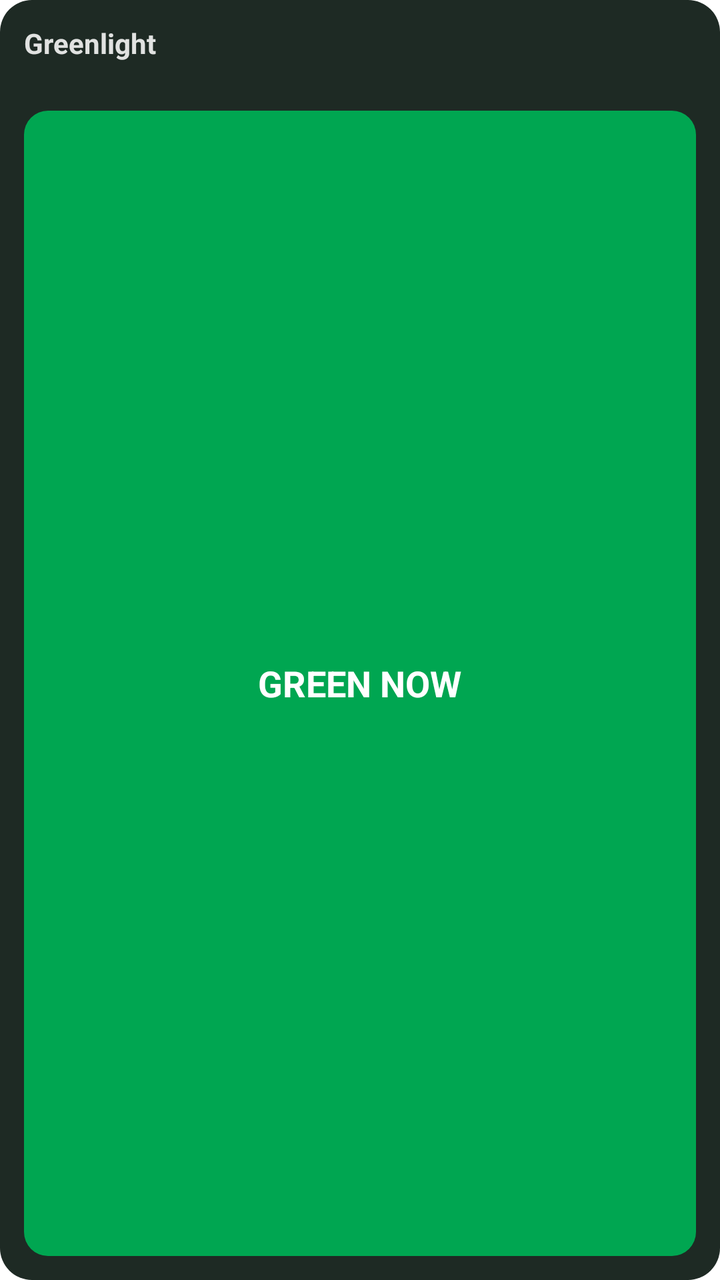
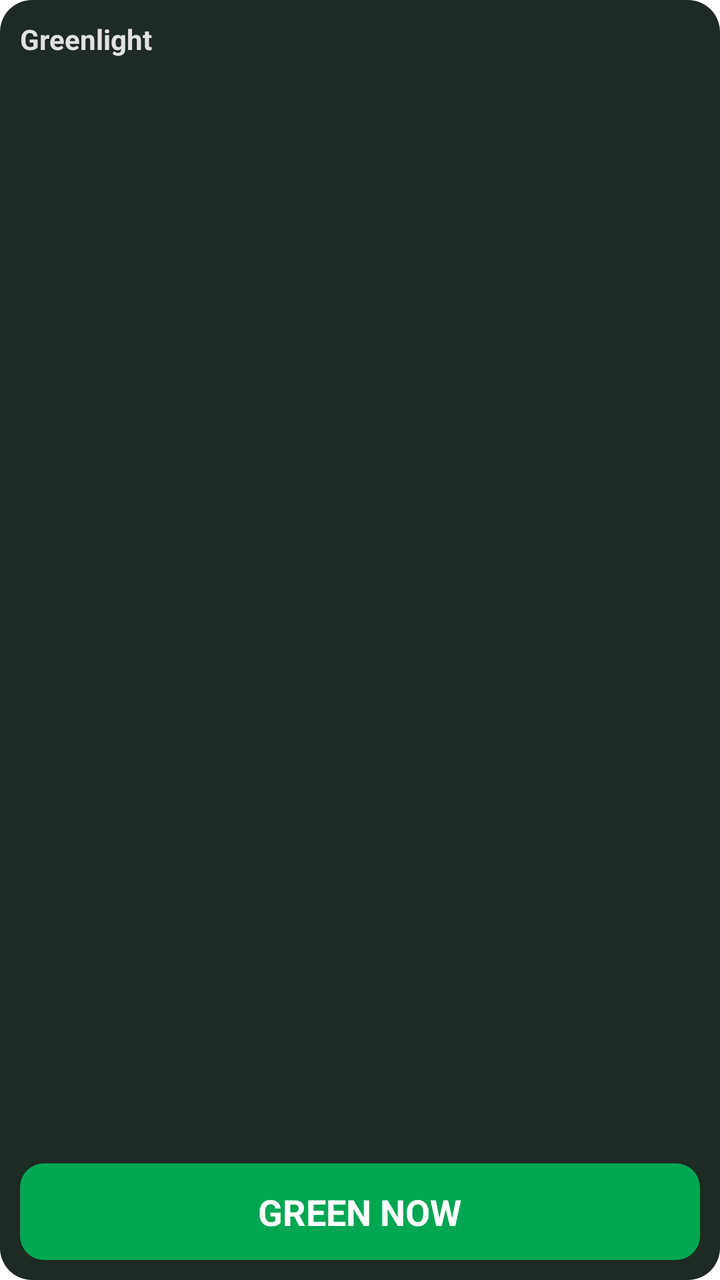

An Android layout rendered at two revisions. The XML below is the earlier revision; the diff shows what the commit changed to produce the second picture.
<!-- AndroidManifest.xml: fallback theme Theme.MaterialComponents.DayNight.NoActionBar -->
<!-- res/layout/greenlight_widget.xml -->
<?xml version="1.0" encoding="utf-8"?>
<LinearLayout xmlns:android="http://schemas.android.com/apk/res/android"
    android:layout_width="match_parent"
    android:layout_height="match_parent"
    android:orientation="vertical"
    android:background="@drawable/widget_bg"
    android:padding="12dp">

    <LinearLayout
        android:id="@+id/header"
        android:layout_width="match_parent"
        android:layout_height="wrap_content"
        android:orientation="vertical">

        <TextView
            android:id="@+id/txt_name"
            android:layout_width="match_parent"
            android:layout_height="wrap_content"
            android:textStyle="bold"
            android:textSize="14sp"
            android:textColor="#DDFFFFFF"
            android:maxLines="1"
            android:ellipsize="end"
            android:text="Greenlight" />

        <TextView
            android:id="@+id/txt_status"
            android:layout_width="match_parent"
            android:layout_height="wrap_content"
            android:textSize="12sp"
            android:textColor="#99FFFFFF"
            android:maxLines="1"
            android:text="" />
    </LinearLayout>

    <FrameLayout
        android:id="@+id/btn_green"
        android:layout_width="match_parent"
        android:layout_height="0dp"
        android:layout_weight="1"
        android:layout_marginTop="8dp"
        android:background="@drawable/widget_button_bg">

        <TextView
            android:layout_width="wrap_content"
            android:layout_height="wrap_content"
            android:layout_gravity="center"
            android:text="GREEN NOW"
            android:textStyle="bold"
            android:textSize="18sp"
            android:textColor="#FFFFFFFF" />
    </FrameLayout>
</LinearLayout>
<!-- resources referenced by this layout -->
<resources>
  <!-- drawable widget_bg (drawable) -->
  <?xml version="1.0" encoding="utf-8"?>
  <shape xmlns:android="http://schemas.android.com/apk/res/android"
      android:shape="rectangle">
      <solid android:color="#1E2A24" />
      <corners android:radius="16dp" />
  </shape>
  <!-- drawable widget_button_bg (drawable) -->
  <?xml version="1.0" encoding="utf-8"?>
  <shape xmlns:android="http://schemas.android.com/apk/res/android"
      android:shape="rectangle">
      <solid android:color="#00A651" />
      <corners android:radius="12dp" />
  </shape>
</resources>

<!-- the commit's change to res/layout/greenlight_widget.xml (unified diff, before → after) -->
@@ -4,12 +4,13 @@
     android:layout_height="match_parent"
     android:orientation="vertical"
     android:background="@drawable/widget_bg"
-    android:padding="12dp">
+    android:padding="10dp">
 
     <LinearLayout
         android:id="@+id/header"
         android:layout_width="match_parent"
-        android:layout_height="wrap_content"
+        android:layout_height="0dp"
+        android:layout_weight="1"
         android:orientation="vertical">
 
         <TextView
@@ -36,15 +37,16 @@
     <FrameLayout
         android:id="@+id/btn_green"
         android:layout_width="match_parent"
-        android:layout_height="0dp"
-        android:layout_weight="1"
-        android:layout_marginTop="8dp"
+        android:layout_height="wrap_content"
+        android:minHeight="48dp"
+        android:layout_marginTop="6dp"
         android:background="@drawable/widget_button_bg">
 
         <TextView
             android:layout_width="wrap_content"
             android:layout_height="wrap_content"
             android:layout_gravity="center"
+            android:paddingVertical="12dp"
             android:text="GREEN NOW"
             android:textStyle="bold"
             android:textSize="18sp"
